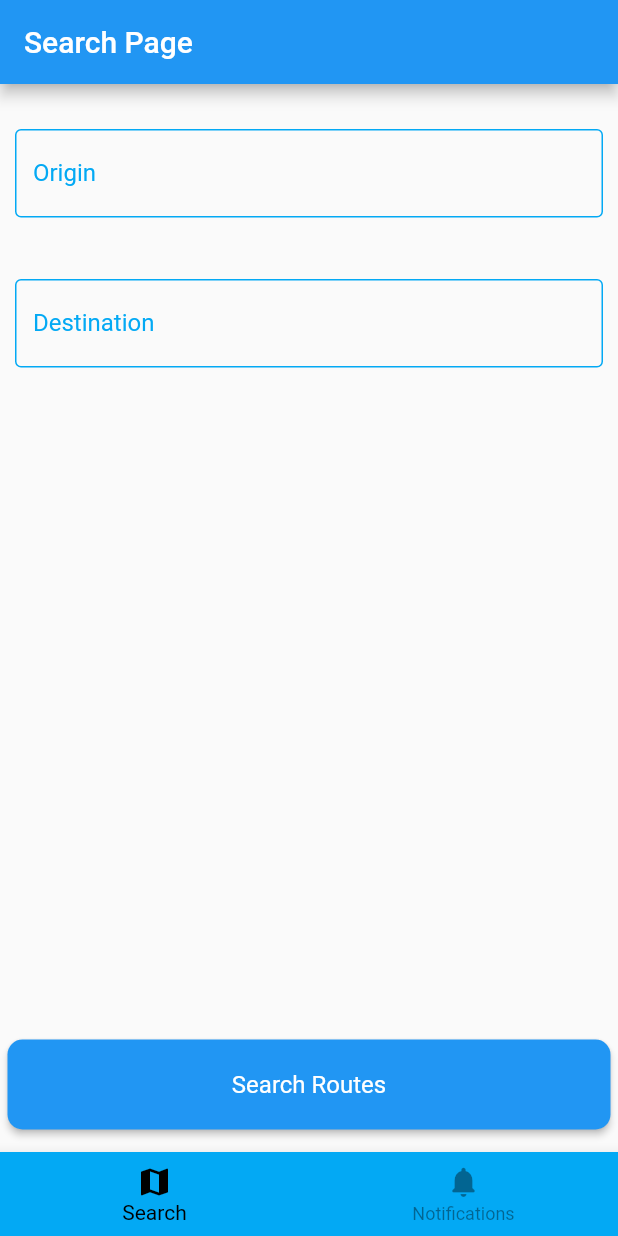
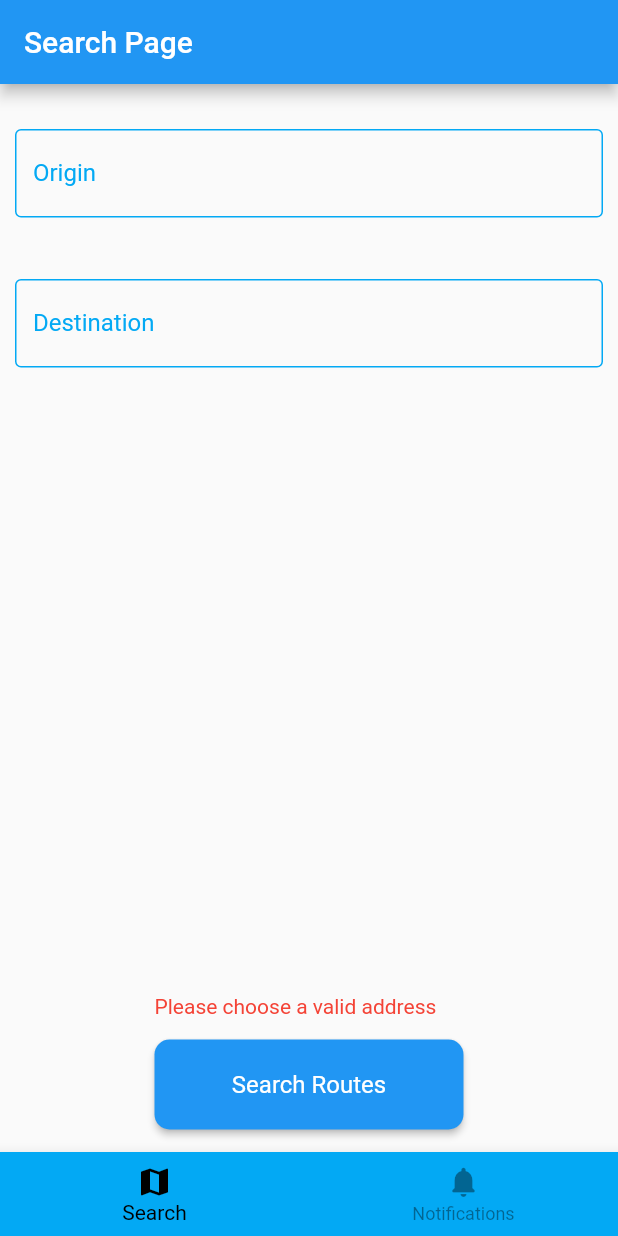
Before and after one commit to yeokayhong/SC2006-SCS5-RSS, a Flutter app: the screen it shows after launch, after a tap on "Search Routes", on a phone screen of 412 x 824 dp. Run offline on Flutter 3.47's test engine with Material 2 defaults, Android fonts, the phone set to English and light mode, and no system bars; our stand-ins replace csv, event_bus, flutter_local_notifications, get_it, google_maps_flutter; missing offline and left inert: google_polyline_algorithm, universal_html; network calls fail.

Commit message:
added waiting time to location widget, added validation check for address input

```diff
--- a/scheduler_app/lib/constants.dart
+++ b/scheduler_app/lib/constants.dart
@@ -8,5 +8,5 @@ class Constants {
   static const String googleMapAPIKey = "";
   static const Color primaryColor = Color.fromARGB(255, 41, 150, 204);
   // please replace this with your computer ip. Do not use "localhost:/5000" if using emulator as it will refer to the phone itself.
-  static const String serverRouteRequest = "192.168.0.103:5000";
+  static const String serverRouteRequest = "192.168.0.100:5000";
 }
--- a/scheduler_app/lib/screens/map_input.dart
+++ b/scheduler_app/lib/screens/map_input.dart
@@ -20,8 +20,9 @@ class MapInputPage extends StatefulWidget {
 class _MapInputPageState extends State<MapInputPage> {
   // implement the function callbacks for address search
   EventBus get eventBus => GetIt.instance<EventBus>();
-  late Address origin;
-  late Address dest;
+  Address? origin;
+  Address? dest;
+  bool isWrongInput = false;
   void handleOriginChange(Address origin) {
     debugPrint("Origin selected: ${origin.latitude}, ${origin.longitude}");
     setState(() {
@@ -52,17 +53,33 @@ class _MapInputPageState extends State<MapInputPage> {
             bottom: 0,
             left: 5,
             right: 5,
+            child: Column(
+              children: [
+                Visibility(
+                  visible: isWrongInput,
                   child: SizedBox(
+                    height: 30,
+                    width: MediaQuery.of(context).size.width * 0.5,
+                    child: const Text(
+                      "Please choose a valid address",
+                      style: TextStyle(
+                        fontSize: 14,
+                        color: Colors.red,
+                      ),
+                    ),
+                  ),
+                ),
+                SizedBox(
                   height: 75,
                   width: MediaQuery.of(context).size.width * 0.5,
                   child: Padding(
                     padding: const EdgeInsets.only(bottom: 15),
                     child: ElevatedButton(
                       onPressed: () {
-                    if (origin != null || dest != null) {
+                        if (origin != null && dest != null) {
                           eventBus.fire(RouteEvent(
-                          "${origin.latitude},${origin.longitude}",
-                          "${dest.latitude},${dest.longitude}",
+                              "${origin!.latitude},${origin!.longitude}",
+                              "${dest!.latitude},${dest!.longitude}",
                               "pt"));
                           Navigator.push(
                             context,
@@ -70,6 +87,15 @@ class _MapInputPageState extends State<MapInputPage> {
                               builder: (context) => const RouteSelectionPage(),
                             ),
                           );
+                        } else {
+                          setState(() {
+                            isWrongInput = true;
+                            Future.delayed(Duration(seconds: 2), () {
+                              setState(() {
+                                isWrongInput = false;
+                              });
+                            });
+                          });
                         }
                       },
                       child: const Text('Search Routes'),
@@ -87,6 +113,8 @@ class _MapInputPageState extends State<MapInputPage> {
                     ),
                   ),
                 ),
+              ],
+            ),
           )
         ],
       ),
--- a/scheduler_app/lib/widgets/bus_leg.dart
+++ b/scheduler_app/lib/widgets/bus_leg.dart
@@ -2,10 +2,12 @@ import 'package:flutter/material.dart';
 import 'package:scheduler_app/entities/legtype_entity.dart';
 import 'package:scheduler_app/widgets/legs_widget_methods.dart';
 import 'package:scheduler_app/entities/stop_entity.dart' as s;
+import 'package:scheduler_app/widgets/waiting_time.dart';
 
 class TransitLegWidget extends StatelessWidget {
+  late final waitingTime;
   late final List<s.Stop> stops;
-  TransitLegWidget({super.key, required this.stops});
+  TransitLegWidget({super.key, required this.stops, required this.waitingTime});
 
   @override
   Widget build(BuildContext context) {
```
Also changed, not shown: scheduler_app/lib/entities/legtype_entity.dart (+8 -3 lines), scheduler_app/lib/screens/route_details.dart (+8 -4 lines), scheduler_app/lib/widgets/legs_widget_methods.dart (+3 -5 lines). Lines whose indentation alone changed are shown as unchanged.
